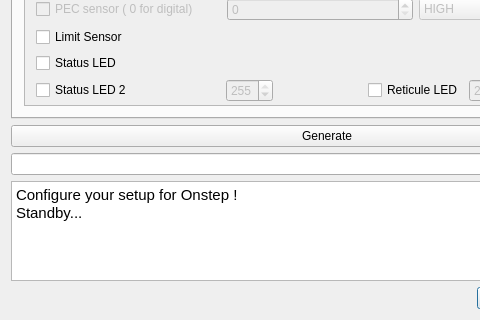
Before: the Qt Designer form configurator.ui in dragonlost/Onstep_Generator, drawn with Qt 5; both pictures show x 0 to 480 and y 462 to 782 of the 654 by 782 pixel window.
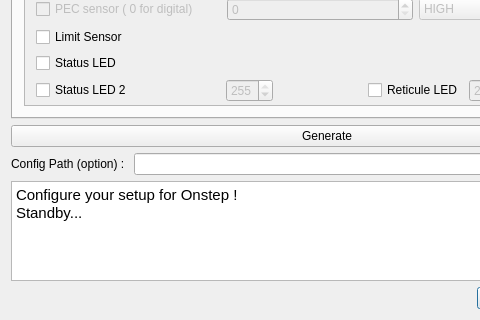
After: the same form once the commit is applied. The open tabs and pages were chosen to show the change. Icons and pictures are not drawn.

The edit to the form file:
```diff
--- a/configurator.ui
+++ b/configurator.ui
@@ -2434,6 +2434,13 @@
       </item>
       <item>
        <layout class="QHBoxLayout" name="horizontalLayout_6">
+        <item>
+         <widget class="QLabel" name="label_46">
+          <property name="text">
+           <string>Config Path (option) : </string>
+          </property>
+         </widget>
+        </item>
         <item>
          <widget class="QLineEdit" name="path_line"/>
         </item>
```
Left out of the diff: 184 changed lines with no effect on the pictures.
